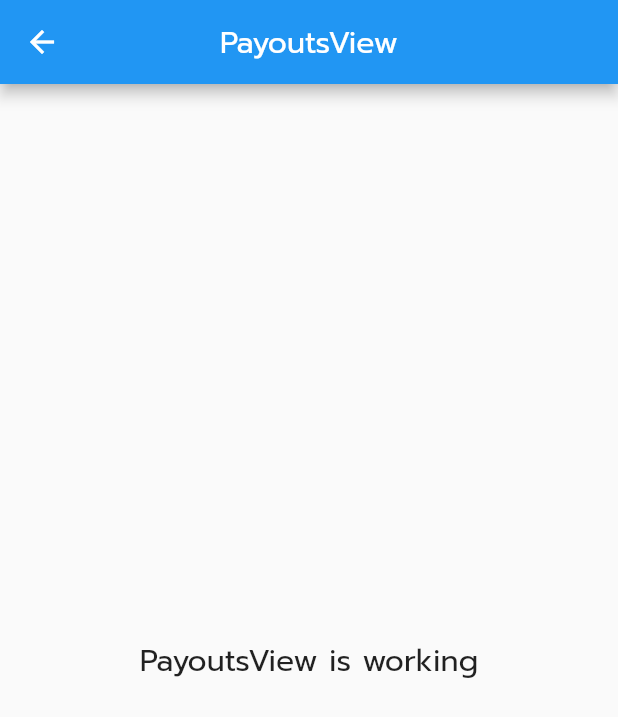
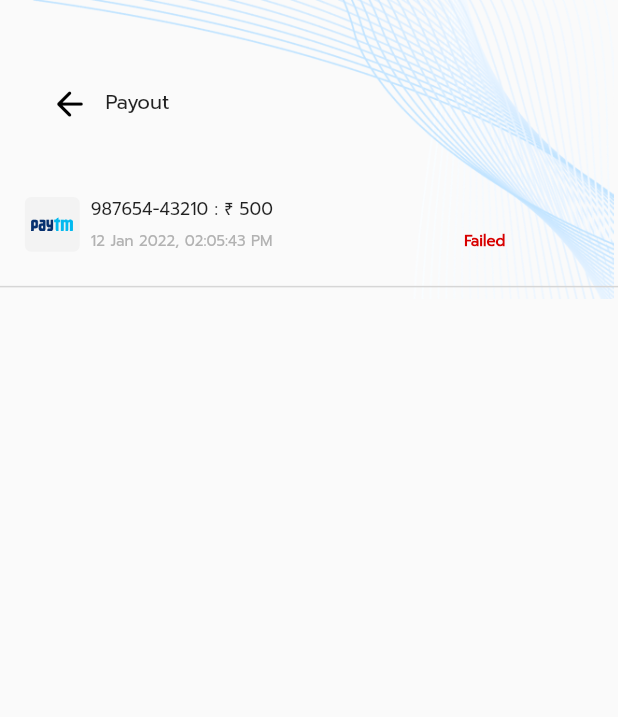
Before and after one commit to MamitKumar/sc_app, a Flutter app: the PayoutsView screen opened by its route, on a phone screen of 412 x 824 dp. Shown: the top 717 px of the screen. Run offline on Flutter 3.47's test engine with Material 2 defaults, Android fonts, the phone set to English and light mode, and no system bars; our stand-ins replace cached_network_image, flutter_screenutil, get.

Commit message:
Dn Waleet and Complete transactions_view.dart and wallet_view.dart  And payouts_view.dart and other.

```diff
--- a/lib/app/modules/home/payouts/bindings/payouts_binding.dart
+++ b/lib/app/modules/home/payouts/bindings/payouts_binding.dart
@@ -5,8 +5,8 @@ import '../controllers/payouts_controller.dart';
 class PayoutsBinding extends Bindings {
   @override
   void dependencies() {
-    Get.lazyPut<PayoutsController>(
-      () => PayoutsController(),
+    Get.put<PayoutsController>(
+      PayoutsController(),
     );
   }
 }
--- a/lib/app/modules/home/payouts/controllers/payouts_controller.dart
+++ b/lib/app/modules/home/payouts/controllers/payouts_controller.dart
@@ -1,11 +1,22 @@
 import 'package:get/get.dart';
+
+import '../../../models/withdraw_payout_list.dart';
 
 class PayoutsController extends GetxController {
   //TODO: Implement PayoutsController
-
+  List<Payouts> payoutsList = [];
   final count = 0.obs;
   @override
+
   void onInit() {
+    payoutsList = [
+      Payouts(
+          image: "",
+          number: "987654-43210 : ₹ 500",
+          iscompleted: false,
+          isfaild: true,
+          timeDate: "12 Jan 2022, 02:05:43 PM"),
+    ];
     super.onInit();
   }
 
--- a/lib/app/modules/home/payouts/views/payouts_view.dart
+++ b/lib/app/modules/home/payouts/views/payouts_view.dart
@@ -1,22 +1,35 @@
 import 'package:flutter/material.dart';
-
+import 'package:flutter_screenutil/flutter_screenutil.dart';
 import 'package:get/get.dart';
-
+import '../../../../../gen/assets.gen.dart';
+import '../../widgets/payout_list_design.dart';
 import '../controllers/payouts_controller.dart';
 
 class PayoutsView extends GetView<PayoutsController> {
   @override
   Widget build(BuildContext context) {
     return Scaffold(
-      appBar: AppBar(
-        title: Text('PayoutsView'),
-        centerTitle: true,
-      ),
-      body: Center(
-        child: Text(
-          'PayoutsView is working',
-          style: TextStyle(fontSize: 20),
-        ),
+      body: Stack(
+        children: [
+          Positioned(
+              right: 0,
+              top: 0,
+              child: Assets.backgroundimageofferdetail.image(
+                width: 474.sp,
+                height: 572.sp,
+              )),
+          MediaQuery.removePadding(
+            context: context,
+            removeTop: true,
+            child: ListView.builder(
+              itemBuilder: (context, index) =>
+                  PayoutListDesign(
+                      payout: controller.payoutsList[index],),
+              itemCount: controller.payoutsList.length,
+              shrinkWrap: true,
+            ),
+          ),
+        ],
       ),
     );
   }
--- a/lib/app/modules/home/transactions/bindings/transactions_binding.dart
+++ b/lib/app/modules/home/transactions/bindings/transactions_binding.dart
@@ -5,8 +5,6 @@ import '../controllers/transactions_controller.dart';
 class TransactionsBinding extends Bindings {
   @override
   void dependencies() {
-    Get.lazyPut<TransactionsController>(
-      () => TransactionsController(),
-    );
+    Get.put(TransactionsController());
   }
 }
--- a/lib/app/modules/home/transactions/controllers/transactions_controller.dart
+++ b/lib/app/modules/home/transactions/controllers/transactions_controller.dart
@@ -1,11 +1,17 @@
 import 'package:get/get.dart';
+
+import '../../../models/transction_list.dart';
 
 class TransactionsController extends GetxController {
   //TODO: Implement TransactionsController
 
   final count = 0.obs;
+  List <Transction> transctionList=[];
   @override
   void onInit() {
+    transctionList=[
+      Transction(rewardName: "SKJDSKL", balance: "balance", dateTime: "dateTime")
+    ];
     super.onInit();
   }
 
--- a/lib/app/modules/home/wallet/bindings/wallet_binding.dart
+++ b/lib/app/modules/home/wallet/bindings/wallet_binding.dart
@@ -5,8 +5,8 @@ import '../controllers/wallet_controller.dart';
 class WalletBinding extends Bindings {
   @override
   void dependencies() {
-    Get.lazyPut<WalletController>(
-      () => WalletController(),
+    Get.put(
+      WalletController(),
     );
   }
 }
--- a/lib/app/modules/home/wallet/controllers/wallet_controller.dart
+++ b/lib/app/modules/home/wallet/controllers/wallet_controller.dart
@@ -1,4 +1,5 @@
 import 'package:get/get.dart';
+
 
 class WalletController extends GetxController {
   //TODO: Implement WalletController
@@ -6,6 +7,7 @@ class WalletController extends GetxController {
   final count = 0.obs;
   @override
   void onInit() {
+
     super.onInit();
   }
 
--- /dev/null
+++ b/lib/app/modules/home/widgets/payout_appbar.dart
@@ -0,0 +1,38 @@
+import 'package:flutter/material.dart';
+import 'package:flutter_screenutil/flutter_screenutil.dart';
+import 'package:get/get.dart';
+
+import '../../../../gen/colors.gen.dart';
+
+class PayoutAppbar extends StatelessWidget {
+  const PayoutAppbar({
+    Key? key,
+  }) : super(key: key);
+
+  @override
+  Widget build(BuildContext context) {
+    return Padding(
+      padding: EdgeInsets.only(top: 54.sp, left: 27.sp),
+      child: Row(
+        mainAxisAlignment: MainAxisAlignment.start,
+        crossAxisAlignment: CrossAxisAlignment.center,
+        children: [
+          IconButton(
+            onPressed: () {
+              Get.back();
+            },
+            icon: Icon(
+              Icons.arrow_back_rounded,
+              color: ColorName.black,
+              size: 32.sp,
+            ),
+          ),
+          Text(
+            "Payout",
+            style: TextStyle(fontSize: 16.sp, fontWeight: FontWeight.w500),
+          ),
+        ],
+      ),
+    );
+  }
+}
--- /dev/null
+++ b/lib/app/modules/home/widgets/payout_list_design.dart
@@ -0,0 +1,103 @@
+import 'package:flutter/material.dart';
+import 'package:flutter_screenutil/flutter_screenutil.dart';
+import 'package:get/get.dart';
+import 'package:simple_cash_app_day/app/modules/home/widgets/payout_appbar.dart';
+import '../../../../gen/assets.gen.dart';
+import '../../../../gen/colors.gen.dart';
+
+class PayoutListDesign extends StatelessWidget {
+  const PayoutListDesign({
+    Key? key, required this.payout,
+  }) : super(key: key);
+final payout;
+  @override
+  Widget build(BuildContext context) {
+    return Column(
+      children: [
+        PayoutAppbar(),
+        Padding(
+          padding: EdgeInsets.only(top: 28.sp),
+          child: Row(
+            crossAxisAlignment: CrossAxisAlignment.center,
+            children: [
+              Container(
+                margin: EdgeInsets.only(
+                  left: 20.sp,
+                ),
+                height: 44.sp,
+                width: 44.sp,
+                decoration: BoxDecoration(
+                  borderRadius: BorderRadius.circular(5.sp),
+                  color: ColorName.paytmbc,
+                ),
+                child: Center(
+                  child: Assets.paytmlogo.image(
+                    height: 13.sp,
+                    width: 34.sp,
+                  ),
+                ),
+              ),
+              Column(
+                crossAxisAlignment: CrossAxisAlignment.start,
+                children: [
+                  Padding(
+                    padding: EdgeInsets.only(top: 17.sp, left: 9.sp),
+                    child: Text(
+                      payout.number,
+                      style: TextStyle(
+                          fontWeight: FontWeight.w500, fontSize: 14.sp),
+                    ),
+                  ),
+                  Row(
+                    crossAxisAlignment: CrossAxisAlignment.start,
+                    mainAxisAlignment: MainAxisAlignment.spaceBetween,
+                    children: [
+                      Padding(
+                        padding: EdgeInsets.only(
+                            top: 6.sp,
+                            left: 9.sp,
+                            bottom: 18.sp,
+                            right: 154.sp),
+                        child: Text(
+                          payout.timeDate,
+                          style: TextStyle(
+                            fontWeight: FontWeight.w500,
+                            fontSize: 12.sp,
+                            color: ColorName.buttongrey,
+                          ),
+                        ),
+                      ),
+                      Align(
+                        alignment: Alignment.centerRight,
+                        child: Padding(
+                          padding: EdgeInsets.only(
+                              top: 6.sp, bottom: 18.sp, right: 22.sp),
+                          child: payout.iscompleted== true ?Text(
+                            "Succesful",
+                            style: TextStyle(
+                              fontWeight: FontWeight.w700,
+                              fontSize: 12.sp,
+                              color: ColorName.buttongreen,
+                            ),
+                          ):Text(
+                            "Failed",
+                            style: TextStyle(
+                              fontWeight: FontWeight.w700,
+                              fontSize: 12.sp,
+                              color: ColorName.red,
+                            ),
+                          ),
+                        ),
+                      ),
+                    ],
+                  ),
+                ],
+              )
+            ],
+          ),
+        ),
+        Divider(color: ColorName.verBoader, thickness: 1),
+      ],
+    );
+  }
+}
--- /dev/null
+++ b/lib/app/modules/models/withdraw_payout_list.dart
@@ -0,0 +1,16 @@
+class Payouts {
+  String image;
+  String number;
+  String timeDate;
+  bool? iscompleted = true;
+  bool? isfaild = false;
+
+  Payouts(
+      {
+        required this.image,
+      required this.number,
+      required this.iscompleted,
+      required this.isfaild,
+      required this.timeDate,
+      });
+}
--- a/lib/gen/assets.gen.dart
+++ b/lib/gen/assets.gen.dart
@@ -18,11 +18,14 @@ class Assets {
       AssetGenImage('assets/backgroundimageofferdetail.png');
   static const AssetGenImage clipboard = AssetGenImage('assets/clipboard.png');
   static const AssetGenImage mojdeail = AssetGenImage('assets/mojdeail.png');
+  static const AssetGenImage paytmlogo = AssetGenImage('assets/paytmlogo.png');
   static const AssetGenImage profileAvtar =
       AssetGenImage('assets/profile_avtar.png');
   static const AssetGenImage simplecashbcimage =
       AssetGenImage('assets/simplecashbcimage.png');
   static const AssetGenImage spbcc = AssetGenImage('assets/spbcc.png');
+  static const AssetGenImage transctionIcon =
+      AssetGenImage('assets/transctionIcon.png');
 }
 
 class AssetGenImage {
--- a/lib/gen/colors.gen.dart
+++ b/lib/gen/colors.gen.dart
@@ -34,14 +34,17 @@ class ColorName {
   /// Color: #B2B2B2
   static const Color buttongrey = Color(0xFFB2B2B2);
 
-  /// Color: #E9E9E9
-  static const Color divider = Color(0xFFE9E9E9);
-
   /// Color: #E9F5F9
   static const Color moneycard = Color(0xFFE9F5F9);
 
   /// Color: #5E5E5E
   static const Color offertilesubtitlecolor = Color(0xFF5E5E5E);
+
+  /// Color: #F3F3F3
+  static const Color paytmbc = Color(0xFFF3F3F3);
+
+  /// Color: #D70000
+  static const Color red = Color(0xFFD70000);
 
   /// Color: #B4B4B4
   static const Color taskSubtitleGrey = Color(0xFFB4B4B4);
```
Also changed, not shown: lib/app/modules/home/transactions/views/transactions_view.dart (+41 -9 lines), lib/app/modules/home/widgets/appbar_transction.dart (added, +35 -0 lines), lib/app/modules/home/widgets/transction_list_design.dart (added, +73 -0 lines), lib/app/modules/models/transction_list.dart (added, +9 -0 lines), assets/paytmlogo.png (added), assets/transctionIcon.png (added), 1 other file.
